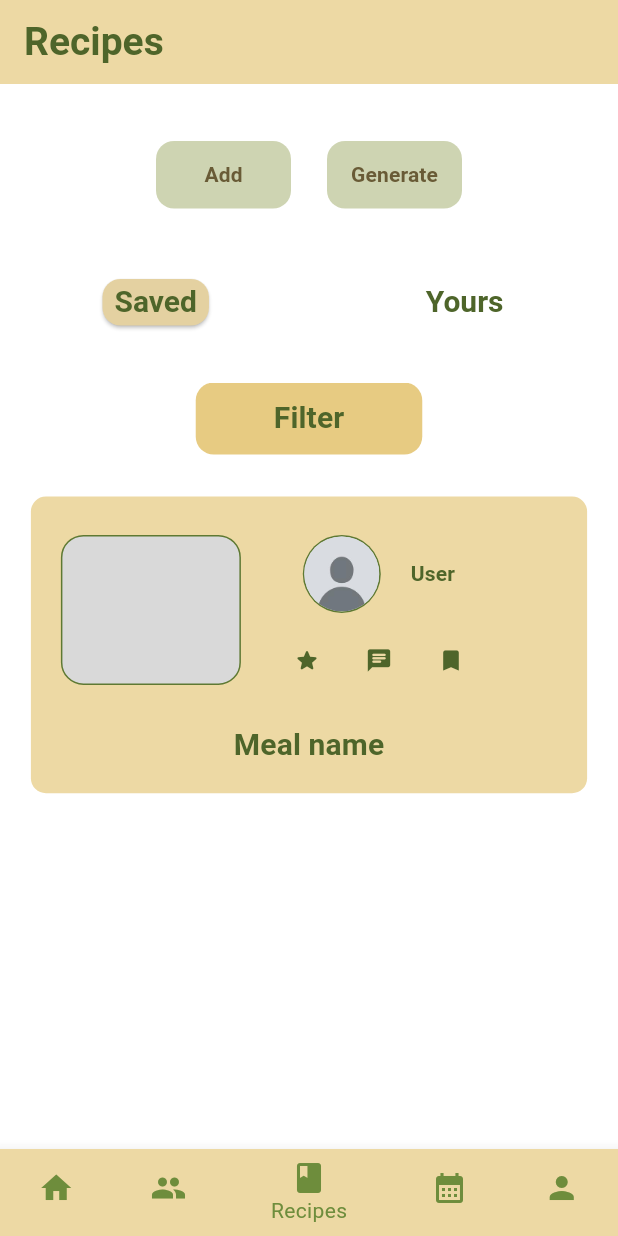
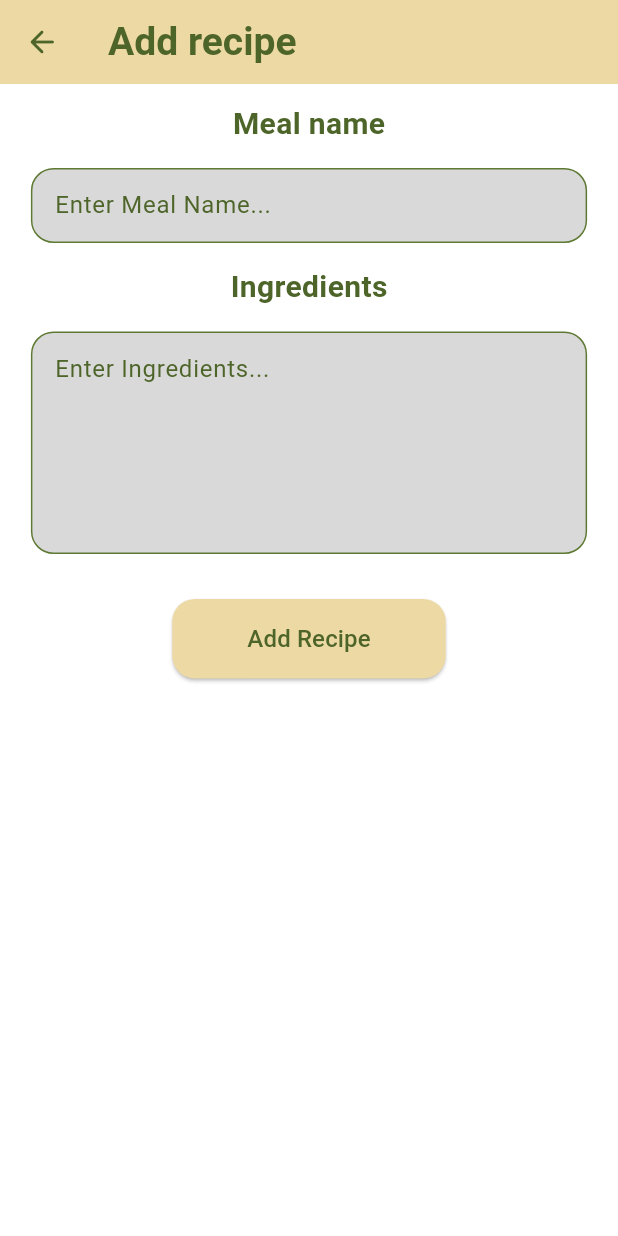
Before and after one commit to MealStock/mealstock, a Flutter app: the screen it shows once a user with an empty profile is signed in, item 3 of the bottom bar chosen, after a tap on "Add", on a phone screen of 412 x 824 dp. Run offline on Flutter 3.47's test engine with Material 3 defaults, Android fonts, the phone set to English and light mode, and no system bars; our stand-ins replace firebase_analytics, firebase_auth, firebase_core, firebase_crashlytics, flutter_markdown, google_sign_in; accounts and stored records are empty.

Commit message:
add recipe upgrade

```diff
--- a/lib/main.dart
+++ b/lib/main.dart
@@ -1,5 +1,6 @@
 import 'package:meal_stock/screens/generate_recipe_screen.dart';
 import 'package:meal_stock/screens/recipe_screen.dart';
+import 'package:meal_stock/screens/add_recipe_screen.dart';
 import 'package:meal_stock/services/auth.dart';
 import 'package:flutter/foundation.dart';
 import 'package:flutter/material.dart';
--- /dev/null
+++ b/lib/screens/add_recipe_screen.dart
@@ -0,0 +1,173 @@
+import 'package:flutter/material.dart';
+
+class AddRecipeScreen extends StatefulWidget {
+  List<String> ingredients = [];
+  List<String> mealNames = [];
+  AddRecipeScreen(
+      {super.key, required this.ingredients, required this.mealNames});
+
+  @override
+  State<AddRecipeScreen> createState() => _AddRecipeScreenState();
+}
+
+class _AddRecipeScreenState extends State<AddRecipeScreen> {
+  final TextEditingController _mealName = TextEditingController();
+  final TextEditingController _ingredients = TextEditingController();
+  final ScrollController _scrollController = ScrollController();
+
+  @override
+  Widget build(BuildContext context) {
+    return Scaffold(
+      appBar: AppBar(
+        automaticallyImplyLeading: false,
+        leading: IconButton(
+          onPressed: () {
+            setState(() {
+              Navigator.pop(context);
+            });
+          },
+          icon: const Icon(Icons.arrow_back_rounded),
+          color: const Color(0xff4e652a),
+        ),
+        title: Text(
+          "Add recipe",
+          style: Theme.of(context).textTheme.headlineLarge,
+        ),
+        backgroundColor: Theme.of(context).colorScheme.primary,
+      ),
+      body: ListView(
+        controller: _scrollController,
+        children: [
+          const SizedBox(
+            height: 12,
+          ),
+          const Center(
+            child: Text(
+              "Meal name",
+              style: TextStyle(
+                color: Color(0xff4e652a),
+                fontSize: 20,
+                fontWeight: FontWeight.bold,
+              ),
+            ),
+          ),
+          const SizedBox(
+            height: 15,
+          ),
+          Center(
+            child: Container(
+              width: MediaQuery.of(context).size.width * 0.9,
+              //height: MediaQuery.of(context).size.height * 0.07,
+              decoration: BoxDecoration(
+                color: const Color(0xffd9d9d9),
+                borderRadius: BorderRadius.circular(15),
+                border: Border.all(
+                  color: const Color(0xff5e7933),
+                  width: 1,
+                ),
+              ),
+              child: TextField(
+                controller: _mealName,
+                decoration: const InputDecoration(
+                  hintText: "Enter Meal Name...",
+                  hintStyle: TextStyle(
+                    color: Color(0xff4e652a),
+                    fontSize: 16,
+                  ),
+                  border: InputBorder.none,
+                  contentPadding: EdgeInsets.only(
+                    left: 15,
+                    bottom: 11,
+                    top: 11,
+                    right: 15,
+                  ),
+                ),
+              ),
+            ),
+          ),
+          const SizedBox(
+            height: 15,
+          ),
+          const Center(
+            child: Text(
+              "Ingredients",
+              style: TextStyle(
+                color: Color(0xff4e652a),
+                fontSize: 20,
+                fontWeight: FontWeight.bold,
+              ),
+            ),
+          ),
+          const SizedBox(
+            height: 15,
+          ),
+          Center(
+            child: Container(
+              width: MediaQuery.of(context).size.width * 0.9,
+              height: MediaQuery.of(context).size.height * 0.18,
+              decoration: BoxDecoration(
+                color: const Color(0xffd9d9d9),
+                borderRadius: BorderRadius.circular(15),
+                border: Border.all(
+                  color: const Color(0xff5e7933),
+                  width: 1,
+                ),
+              ),
+              child: TextField(
+                controller: _ingredients,
+                decoration: const InputDecoration(
+                  hintText: "Enter Ingredients...",
+                  hintStyle: TextStyle(
+                    color: Color(0xff4e652a),
+                    fontSize: 16,
+                  ),
+                  border: InputBorder.none,
+                  contentPadding: EdgeInsets.only(
+                    left: 15,
+                    bottom: 11,
+                    top: 11,
+                    right: 15,
+                  ),
+                ),
+              ),
+            ),
+          ),
+          const SizedBox(
+            height: 15,
+          ),
+          const SizedBox(
+            height: 15,
+          ),
+          Center(
+            child: ElevatedButton(
+              onPressed: () {
+                widget.ingredients.add(_ingredients.text);
+                widget.mealNames.add(_mealName.text);
+                _ingredients.clear();
+                _mealName.clear();
+                Navigator.pop(context);
+              },
+              style: ElevatedButton.styleFrom(
+                backgroundColor: const Color(0xffedd9a4),
+                padding: const EdgeInsets.symmetric(
+                  horizontal: 50,
+                  vertical: 15,
+                ),
+                shape: RoundedRectangleBorder(
+                  borderRadius: BorderRadius.circular(15),
+                ),
+              ),
+              child: const Text(
+                "Add Recipe",
+                style: TextStyle(
+                  color: Color(0xff4e652a),
+                  fontSize: 16,
+                ),
+              ),
+            ),
+          ),
+        ],
+      ),
+    );
+  }
+}
--- a/lib/screens/home_screens/recipes_screen.dart
+++ b/lib/screens/home_screens/recipes_screen.dart
@@ -1,3 +1,5 @@
+import 'package:meal_stock/screens/add_recipe_screen.dart';
+import 'package:meal_stock/screens/recipe_screen.dart';
 import 'package:flutter/material.dart';
 
 class RecipesScreen extends StatefulWidget {
@@ -14,6 +16,9 @@ class _RecipesScreenState extends State<RecipesScreen> {
 
   double _buttonPosition = 0;
   double _buttonWidth = 0;
+
+  List<String> mealNames = [];
+  List<String> mealIngredients = [];
 
   @override
   void initState() {
@@ -53,7 +58,20 @@ class _RecipesScreenState extends State<RecipesScreen> {
             mainAxisAlignment: MainAxisAlignment.center,
             children: [
               TextButton(
-                onPressed: () {},
+                onPressed: () {
+                  // push screen when user can enter meal name and meal ingredients
+                  Navigator.push(
+                    context,
+                    MaterialPageRoute(
+                      builder: (context) {
+                        return AddRecipeScreen(
+                          ingredients: mealIngredients,
+                          mealNames: mealNames,
+                        );
+                      },
+                    ),
+                  ).then((value) => setState(() {}));
+                },
                 child: Container(
                   width: 90,
                   height: 45,
@@ -327,7 +345,17 @@ class _RecipesScreenState extends State<RecipesScreen> {
                     ),
                     TextButton(
                       onPressed: () {
-                        Navigator.pushNamed(context, '/recipe');
+                        Navigator.push(context,
+                            MaterialPageRoute(builder: (context) {
+                          return RecipeScreen(
+                            mealName: mealNames.isEmpty
+                                ? null
+                                : mealNames[mealNames.length - 1],
+                            ingredients: mealIngredients.isEmpty
+                                ? null
+                                : mealIngredients[mealIngredients.length - 1],
+                          );
+                        }));
                       },
                       child: Center(
                         child: Container(
@@ -425,10 +453,12 @@ class _RecipesScreenState extends State<RecipesScreen> {
                                   )
                                 ],
                               ),
-                              const Center(
+                              Center(
                                 child: Text(
-                                  "Meal name",
-                                  style: TextStyle(
+                                  mealNames.isEmpty
+                                      ? "Meal name"
+                                      : mealNames[mealNames.length - 1],
+                                  style: const TextStyle(
                                     color: Color(0xff4e652a),
                                     fontWeight: FontWeight.bold,
                                     fontSize: 20,
--- a/lib/screens/recipe_screen.dart
+++ b/lib/screens/recipe_screen.dart
@@ -2,7 +2,9 @@ import 'package:flutter/material.dart';
 import 'package:flutter/widgets.dart';
 
 class RecipeScreen extends StatefulWidget {
-  const RecipeScreen({super.key});
+  final String? mealName;
+  final String? ingredients;
+  const RecipeScreen({super.key, this.mealName, this.ingredients});
 
   @override
   State<RecipeScreen> createState() => _MyWidgetState();
@@ -64,10 +66,10 @@ class _MyWidgetState extends State<RecipeScreen> {
               Column(
                 mainAxisAlignment: MainAxisAlignment.spaceAround,
                 children: [
-                  const Center(
+                  Center(
                     child: Text(
-                      "Meal name",
-                      style: TextStyle(
+                      widget.mealName ?? "Meal name",
+                      style: const TextStyle(
                         color: Color(0xff4e652a),
                         fontWeight: FontWeight.bold,
                         fontSize: 34,
@@ -184,23 +186,25 @@ class _MyWidgetState extends State<RecipeScreen> {
           const SizedBox(
             height: 30,
           ),
-          const Center(
+          Center(
             child: Column(
               children: [
-                Text("Ingredients:"),
+                const Text("Ingredients:"),
                 Padding(
-                  padding: EdgeInsets.symmetric(horizontal: 16),
+                  padding: const EdgeInsets.symmetric(horizontal: 16),
                   child: Text(
-                      "Lorem ipsum dolor sit amet, consectetur adipiscing elit. Mauris sagittis sem odio, sed aliquam lacus tristique non. Nunc non imperdiet nisi. Orci varius natoque penatibus et magnis dis parturient montes, nascetur ridiculus mus. Phasellus luctus vel erat id semper. Pellentesque erat eros, porta vel magna sit amet, suscipit elementum sem. Suspendisse scelerisque porta luctus. Mauris lectus mi, fringilla eget imperdiet et, tristique in ligula. Nullam at elit quis tellus placerat mollis in vehicula eros. Morbi placerat egestas laoreet. Mauris feugiat facilisis mi vitae faucibus. Maecenas fermentum fermentum ultricies."),
+                    widget.ingredients ?? "Ingredients",
+                    style: const TextStyle(
+                      color: Color(0xff4e652a),
+                      fontSize: 16,
+                    ),
+                  ),
                 ),
               ],
             ),
           ),
           const SizedBox(
             height: 18,
-          ),
-          const Center(
-            child: Text("lorem soblum"),
           ),
           const SizedBox(
             height: 30,
```
